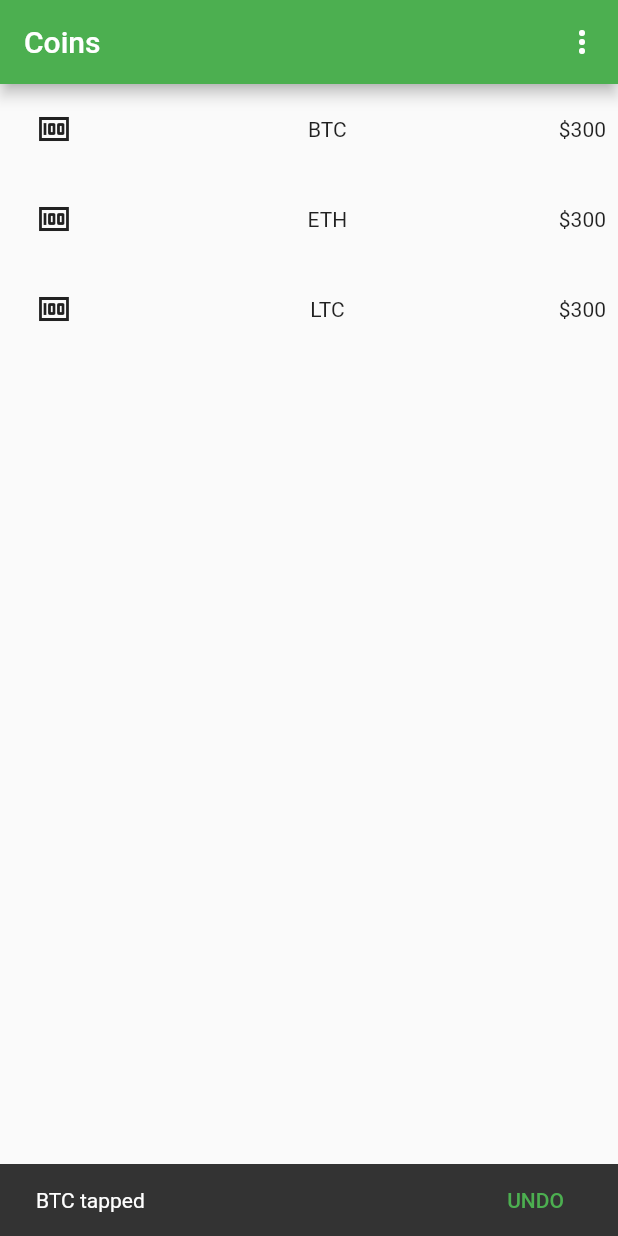
After one commit to nwagu/crypto-monitor, a Flutter app: the screen it shows after launch, after a tap on "BTC", on a phone screen of 412 x 824 dp. The commit adds this screen. Run offline on Flutter 3.47's test engine with Material 2 defaults, Android fonts, the phone set to English and light mode, and no system bars.

```diff
--- /dev/null
+++ b/lib/customwidgets/custom_list_tile.dart
@@ -0,0 +1,53 @@
+import 'package:flutter/cupertino.dart';
+import 'package:flutter/material.dart';
+import '../utils.dart';
+
+class CustomListTile extends StatelessWidget {
+  var coinIcon;
+  var coinName;
+  var coinValue;
+
+  CustomListTile(this.coinName, this.coinIcon, this.coinValue);
+
+  @override
+  Widget build(BuildContext context) {
+    return Material(
+      color: Colors.transparent,
+      child: Container(
+        height: 60.0,
+        child: InkWell(
+          borderRadius: BorderRadius.all(Radius.circular(8.0)),
+          highlightColor: Colors.red,
+          splashColor: Colors.green,
+          onTap: () {
+            showSnackBar(context, coinName + " tapped");
+          },
+          child: Padding(
+            padding: EdgeInsets.all(8.0),
+            child: Row(
+              mainAxisAlignment: MainAxisAlignment.spaceBetween,
+              children: <Widget>[
+                Padding(
+                  padding: EdgeInsets.symmetric(horizontal: 16.0),
+                  child: Icon(coinIcon),
+                ),
+                Center(
+                  child: Text(
+                    coinName,
+                    textAlign: TextAlign.center,
+                  ),
+                ),
+                Center(
+                  child: Text(
+                    coinValue,
+                    textAlign: TextAlign.center,
+                  ),
+                )
+              ],
+            ),
+          ),
+        ),
+      ),
+    );
+  }
+}
--- /dev/null
+++ b/lib/home.dart
@@ -0,0 +1,43 @@
+import 'package:flutter/cupertino.dart';
+import 'package:flutter/material.dart';
+
+import 'customwidgets/custom_list_tile.dart';
+import 'navigator.dart';
+
+class HomeScreen extends StatelessWidget {
+
+  @override
+  Widget build(BuildContext context) {
+    return Scaffold(
+      appBar: AppBar(
+        // Here we take the value from the MyHomePage object that was created by
+        // the App.build method, and use it to set our appbar title.
+        title: Text("Coins"),
+        actions: [
+          PopupMenuButton(
+            itemBuilder: (context) => [
+              PopupMenuItem(
+                height: 40.0,
+                child: Text("Settings"),
+                value: 0,
+              ),
+            ],
+            onSelected: (value) {
+              if (value == 0) {
+                AppNavigator.navigateToSettings(context);
+              }
+            },
+          )
+        ],
+      ),
+      body: ListView(
+        children: <Widget>[
+          CustomListTile("BTC", Icons.money, "\$300"),
+          CustomListTile("ETH", Icons.money, "\$300"),
+          CustomListTile("LTC", Icons.money, "\$300"),
+        ],
+      ),
+    );
+  }
+
+}
--- a/lib/navigator.dart
+++ b/lib/navigator.dart
@@ -10,7 +10,9 @@ class AppNavigator {
     }
     Navigator.of(context).push(MaterialPageRoute<Null>(
         builder: (BuildContext context) {
-          return Container();
+          return Container(
+            color: Colors.red,
+          );
         }));
   }
 
--- /dev/null
+++ b/lib/utils.dart
@@ -0,0 +1,12 @@
+import 'package:flutter/material.dart';
+
+void showSnackBar(BuildContext context, String message) {
+  final scaffold = Scaffold.of(context);
+  scaffold.showSnackBar(SnackBar(
+      content: Text(message),
+      action: SnackBarAction(
+          label: 'UNDO',
+          onPressed: () {
+            scaffold.hideCurrentSnackBar();
+          })));
+}
```
Also changed, not shown: lib/main.dart (+4 -93 lines).
